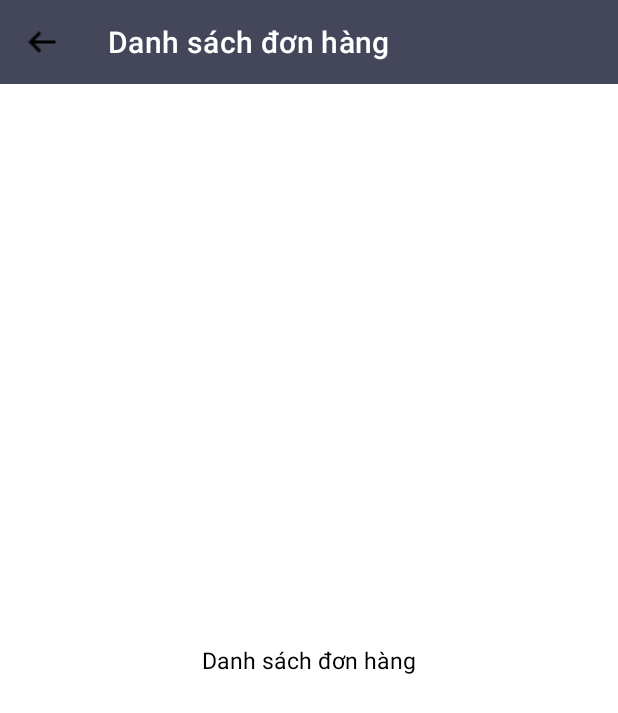
After one commit to vmd2113/coffee-app, an Android app: the Hang_DSDH screen opened directly, with no data from a screen before it, on a phone screen of 412 x 824 dp. The commit adds this screen. Shown: the top 713 px of the screen. Run offline under Robolectric (Android 15) with nearby library versions, the phone set to English and light mode, and no system bars.

Commit message:
Tạo view Hàng

```diff
--- /dev/null
+++ b/app/src/main/java/com/example/coffee/Hang_DSDH.java
@@ -0,0 +1,22 @@
+package com.example.coffee;
+
+import androidx.appcompat.app.AppCompatActivity;
+import androidx.appcompat.widget.Toolbar;
+
+import android.os.Bundle;
+
+public class Hang_DSDH extends AppCompatActivity {
+    Toolbar toolbarDSDH;
+    @Override
+    protected void onCreate(Bundle savedInstanceState) {
+        super.onCreate(savedInstanceState);
+        setContentView(R.layout.hang_dsdh);
+        toolbarDSDH = (Toolbar) findViewById(R.id.ToolbarDSDH);
+        setSupportActionBar(toolbarDSDH);
+
+        getSupportActionBar().setDisplayHomeAsUpEnabled(true);
+        getSupportActionBar().setDisplayShowHomeEnabled(true);
+
+        toolbarDSDH.setNavigationIcon(R.drawable.iconback1);
+    }
+}
--- a/app/src/main/res/layout/fragment_lists.xml
+++ b/app/src/main/res/layout/fragment_lists.xml
@@ -25,11 +25,11 @@
         android:layout_alignParentStart="true"
         android:layout_alignParentEnd="true"
         android:layout_marginStart="80dp"
-        android:layout_marginTop="30dp"
+        android:layout_marginTop="28dp"
         android:layout_marginEnd="80dp"
+        android:drawableTop="@drawable/iconplus3"
+        android:paddingTop="20dp"
         android:backgroundTint="#FF44475A"
-        android:drawableTop="@drawable/iconsplus3"
-        android:paddingTop="20dp"
         android:text="Tạo Đơn"
         android:textColor="#fff"
         android:textSize="50px"
--- /dev/null
+++ b/app/src/main/res/layout/hang_dsdh.xml
@@ -0,0 +1,29 @@
+<?xml version="1.0" encoding="utf-8"?>
+<RelativeLayout xmlns:android="http://schemas.android.com/apk/res/android"
+    xmlns:app="http://schemas.android.com/apk/res-auto"
+    xmlns:tools="http://schemas.android.com/tools"
+    android:layout_width="match_parent"
+    android:layout_height="match_parent"
+    tools:context=".Hang_DSDH"
+    >
+    <androidx.appcompat.widget.Toolbar
+        android:id="@+id/ToolbarDSDH"
+        android:layout_width="match_parent"
+        android:layout_height="?attr/actionBarSize"
+        android:background="#FF44475A"
+        app:title="Danh sách đơn hàng"
+        app:titleTextColor="#fff"
+        >
+    </androidx.appcompat.widget.Toolbar>
+
+    <TextView
+        android:layout_below="@+id/ToolbarDSDH"
+        android:layout_width="match_parent"
+        android:layout_height="match_parent"
+        android:text="Danh sách đơn hàng"
+        android:textColor="#000"
+        android:gravity="center"
+        android:textSize="15sp">
+    </TextView>
+
+</RelativeLayout>
```
Also changed, not shown: app/src/main/AndroidManifest.xml (+16 -0 lines), app/src/main/java/com/example/coffee/Hang_DLT.java (added, +24 -0 lines), app/src/main/java/com/example/coffee/Hang_KTH.java (added, +22 -0 lines), app/src/main/java/com/example/coffee/Hang_QLGH.java (added, +22 -0 lines), app/src/main/java/com/example/coffee/ListsFragment.java (+50 -1 lines), app/src/main/res/layout/hang_dlt.xml (added, +29 -0 lines), app/src/main/res/layout/hang_kth.xml (added, +29 -0 lines), app/src/main/res/layout/hang_qlgh.xml (added, +29 -0 lines), app/src/main/res/drawable-v24/iconback1.png (added), app/src/main/res/drawable-v24/iconplus3.png (added), app/src/main/res/drawable/iconback.png (added).
